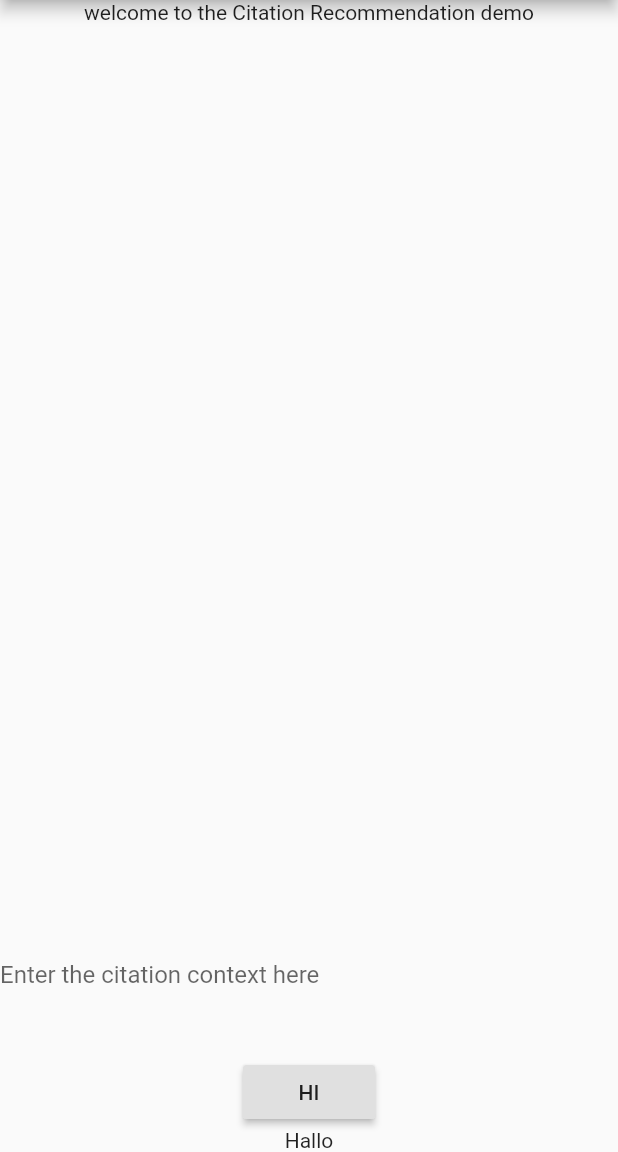
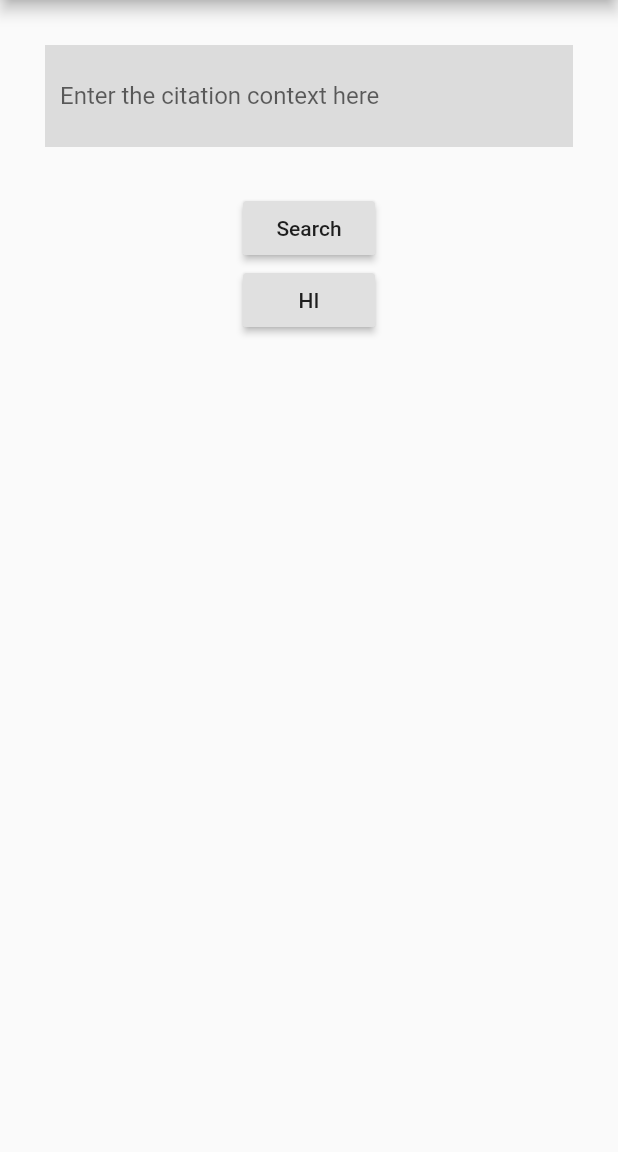
Before and after one commit to sebastiancelis98/CitationRexApp, a Flutter app: the screen it shows after launch, after a tap on "GO", on a phone screen of 412 x 824 dp, the part 84-1236 px from its top. Run offline on Flutter 3.47's test engine with Material 2 defaults, Android fonts, the phone set to English and light mode, and no system bars; network calls fail.

Commit message:
Update text field to allow multiple lines, add button to send test json request

```diff
--- a/lib/main.dart
+++ b/lib/main.dart
@@ -1,4 +1,7 @@
+import 'dart:io';
+
 import 'package:flutter/material.dart';
+import 'package:http/http.dart';
 
 void main() {
   runApp(MyApp());
@@ -29,19 +32,40 @@ class RootPage extends StatelessWidget {
           backgroundColor: Colors.blueAccent,
         ),
         body: Column(
+          crossAxisAlignment: CrossAxisAlignment.center,
           children: <Widget>[
-            Expanded(
-              child: Text('welcome to the Citation Recommendation demo'),
+            Container(
+              margin: EdgeInsets.all(30),
+              padding: EdgeInsets.all(10),
+              color: Colors.black12,
+              child: TextField(
+                maxLines: null,
+                decoration: InputDecoration(
+                    border: InputBorder.none,
+                    hintText: 'Enter the citation context here'),
+              ),
             ),
-            TextField(
-              decoration: InputDecoration(
-                  border: InputBorder.none,
-                  hintText: 'Enter the citation context here'),
+            RaisedButton(
+              onPressed: () async {
+                print('Sending request...');
+                String url = 'https://jsonplaceholder.typicode.com/posts/1';
+                Map<String, String> headers = {
+                  "Content-type": "application/json"
+                };
+                String json =
+                    '{"title": "Hello", "body": "body text", "userId": 1}';
+                // make PUT request
+                Response response =
+                    await put(url, headers: headers, body: json);
+                // check the status code for the result
+                int statusCode = response.statusCode;
+
+                print(statusCode);
+                print(response.body);
+              },
+              child: Text('Search'),
             ),
-            const SizedBox(height: 30),
             MyButton(),
-
-            Text('Hallo')
           ],
         ));
   }
@@ -58,7 +82,7 @@ class _MyButtonState extends State<MyButton> {
   Widget build(BuildContext context) {
     return RaisedButton(
       child: Text(buttontext),
-      onPressed: () {
+      onPressed: () async {
         if (buttontext == "GO") {
           buttontext = "HI";
         } else {
@@ -67,6 +91,21 @@ class _MyButtonState extends State<MyButton> {
           //Neue Erinnerung
         }
         setState(() {});
+
+        String url = 'http://aifb-ls3-vm1.aifb.kit.edu:5000/api/recommendation';
+        Map<String, String> headers = {
+          "Content-type": "application/json",
+        };
+        String json = '{"title": "Hello", "body": "body text", "userId": 1}';
+
+        Response response = await post(url, headers: headers, body: json);
+
+        int statusCode = response.statusCode;
+        setState(() {
+          buttontext = 'Code ' + statusCode.toString();
+        });
+
+        print(response.body);
       },
     );
   }
--- a/pubspec.yaml
+++ b/pubspec.yaml
@@ -23,6 +23,7 @@ environment:
 dependencies:
   flutter:
     sdk: flutter
+  http: ^0.12.0+4
 
 
   # The following adds the Cupertino Icons font to your application.
```
Also changed, not shown: pubspec.lock.
